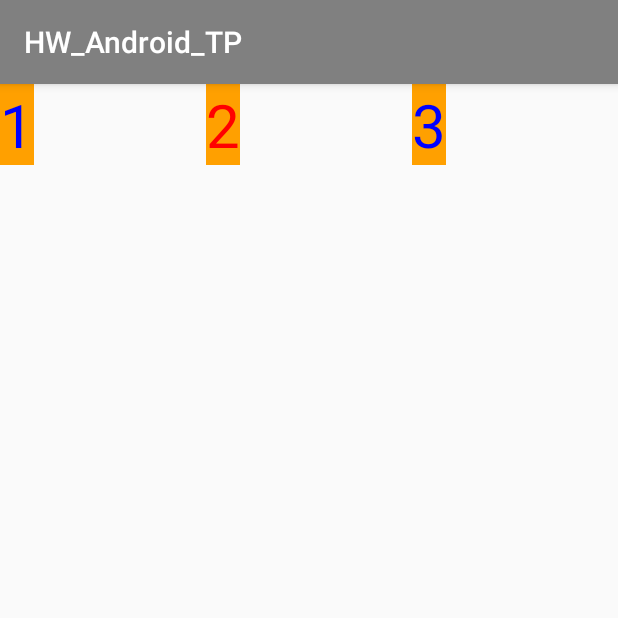
After one commit to bkatya2001/HW_Android_TP, an Android app: the fragment RVFragment placed in its activity, on a phone screen of 412 x 824 dp, the top half of it. The commit adds this screen. Run offline under Robolectric (Android 15) with nearby library versions, the phone set to English and light mode, and no system bars.

Commit message:
RecyclerView fragment but with java.lang.IllegalStateException

```diff
--- a/app/build.gradle
+++ b/app/build.gradle
@@ -27,6 +27,7 @@ dependencies {
     implementation 'androidx.appcompat:appcompat:1.2.0'
     implementation 'androidx.constraintlayout:constraintlayout:2.0.1'
     implementation 'androidx.recyclerview:recyclerview:1.1.0'
+    implementation 'androidx.legacy:legacy-support-v4:1.0.0'
     testImplementation 'junit:junit:4.12'
     androidTestImplementation 'androidx.test.ext:junit:1.1.2'
     androidTestImplementation 'androidx.test.espresso:espresso-core:3.3.0'
--- a/app/src/main/java/bolshakova/ekaterina/hw_android_tp/MainActivity.java
+++ b/app/src/main/java/bolshakova/ekaterina/hw_android_tp/MainActivity.java
@@ -1,21 +1,7 @@
 package bolshakova.ekaterina.hw_android_tp;
 
-import androidx.annotation.NonNull;
 import androidx.appcompat.app.AppCompatActivity;
-import androidx.recyclerview.widget.GridLayoutManager;
-import androidx.recyclerview.widget.LinearLayoutManager;
-import androidx.recyclerview.widget.RecyclerView;
-
-import android.content.res.Configuration;
 import android.os.Bundle;
-import android.provider.ContactsContract;
-import android.view.LayoutInflater;
-import android.view.View;
-import android.view.ViewGroup;
-import android.widget.ImageView;
-import android.widget.TextView;
-
-import java.util.List;
 
 public class MainActivity extends AppCompatActivity {
 
@@ -24,47 +10,10 @@ public class MainActivity extends AppCompatActivity {
         super.onCreate(savedInstanceState);
         setContentView(R.layout.activity_main);
 
-        List<DataSource.NumberModel> numbers = DataSource.getInstance().getData();
-        RecyclerView recyclerView = findViewById(R.id.recycler);
-        int columns = 3;
-        if (getResources().getConfiguration().orientation == Configuration.ORIENTATION_LANDSCAPE) columns = 4;
-        recyclerView.setLayoutManager(new GridLayoutManager(this, columns));
-        MyAdapter adapter = new MyAdapter(numbers);
-        recyclerView.setAdapter(adapter);
-    }
-
-    public class MyAdapter extends RecyclerView.Adapter<MyViewHolder> {
-        private List<DataSource.NumberModel> mData;
-
-        public MyAdapter(List<DataSource.NumberModel> data) {
-            mData = data;
-        }
-
-        @NonNull
-        @Override
-        public MyViewHolder onCreateViewHolder(@NonNull ViewGroup parent, int viewType) {
-            View view = LayoutInflater.from(parent.getContext()).inflate(R.layout.news_layout, parent, false);
-            return new MyViewHolder(view);
-        }
-
-        @Override
-        public void onBindViewHolder(@NonNull MyViewHolder holder, int position) {
-            DataSource.NumberModel model = mData.get(position);
-            holder.mNumber.setText(String.valueOf(model.getNumber()));
-            holder.mNumber.setTextColor(model.getColor());
-        }
-
-        @Override
-        public int getItemCount() {
-            return mData.size();
-        }
-    }
-
-    public static class MyViewHolder extends RecyclerView.ViewHolder {
-        public final TextView mNumber;
-        public MyViewHolder(@NonNull View itemView) {
-            super(itemView);
-            mNumber = itemView.findViewById(R.id.tv_number);
+        if(savedInstanceState == null) {
+            getFragmentManager().beginTransaction()
+                    .add(R.id.fr_container, new RVFragment())
+                    .addToBackStack(RVFragment.class.getSimpleName()).commit();
         }
     }
 }
--- /dev/null
+++ b/app/src/main/java/bolshakova/ekaterina/hw_android_tp/RVFragment.java
@@ -0,0 +1,77 @@
+package bolshakova.ekaterina.hw_android_tp;
+
+import android.content.res.Configuration;
+import android.os.Bundle;
+
+import androidx.annotation.NonNull;
+import android.app.Fragment;
+import androidx.recyclerview.widget.GridLayoutManager;
+import androidx.recyclerview.widget.RecyclerView;
+
+import android.view.LayoutInflater;
+import android.view.View;
+import android.view.ViewGroup;
+import android.widget.TextView;
+
+import java.util.List;
+
+public class RVFragment extends Fragment {
+
+    public RVFragment() {
+        // Required empty public constructor
+    }
+
+    @Override
+    public void onCreate(Bundle savedInstanceState) {
+        super.onCreate(savedInstanceState);
+    }
+
+    @Override
+    public View onCreateView(LayoutInflater inflater, ViewGroup container,
+                             Bundle savedInstanceState) {
+        View view =  inflater.inflate(R.layout.fragment_rv, container, false);
+        List<DataSource.NumberModel> numbers = DataSource.getInstance().getData();
+        RecyclerView recyclerView = view.findViewById(R.id.recycler);
+        int columns = 3;
+        if (getResources().getConfiguration().orientation == Configuration.ORIENTATION_LANDSCAPE) columns = 4;
+        recyclerView.setLayoutManager(new GridLayoutManager(view.getContext(), columns));
+        MyAdapter adapter = new MyAdapter(numbers);
+        recyclerView.setAdapter(adapter);
+        return view;
+    }
+
+    public class MyAdapter extends RecyclerView.Adapter<MyViewHolder> {
+        private List<DataSource.NumberModel> mData;
+
+        public MyAdapter(List<DataSource.NumberModel> data) {
+            mData = data;
+        }
+
+        @NonNull
+        @Override
+        public MyViewHolder onCreateViewHolder(@NonNull ViewGroup parent, int viewType) {
+            View view = LayoutInflater.from(parent.getContext()).inflate(R.layout.rv_layout, parent, false);
+            return new MyViewHolder(view);
+        }
+
+        @Override
+        public void onBindViewHolder(@NonNull MyViewHolder holder, int position) {
+            DataSource.NumberModel model = mData.get(position);
+            holder.mNumber.setText(String.valueOf(model.getNumber()));
+            holder.mNumber.setTextColor(model.getColor());
+        }
+
+        @Override
+        public int getItemCount() {
+            return mData.size();
+        }
+    }
+
+    public static class MyViewHolder extends RecyclerView.ViewHolder {
+        public final TextView mNumber;
+        public MyViewHolder(@NonNull View itemView) {
+            super(itemView);
+            mNumber = itemView.findViewById(R.id.info_text);
+        }
+    }
+}
--- a/app/src/main/res/layout/activity_main.xml
+++ b/app/src/main/res/layout/activity_main.xml
@@ -4,9 +4,10 @@
     android:layout_height="match_parent"
     android:id="@+id/container">
 
-    <androidx.recyclerview.widget.RecyclerView
-        android:id="@+id/recycler"
-        android:layout_width="match_parent"
-        android:layout_height="match_parent"/>
+    <FrameLayout
+    android:id="@+id/fr_container"
+    android:layout_width="match_parent"
+    android:layout_height="match_parent"
+    android:fitsSystemWindows="true"/>
 
 </FrameLayout>
--- a/app/src/main/res/layout/fragment_rw.xml
+++ b/app/src/main/res/layout/fragment_rv.xml
@@ -1,12 +1,13 @@
 <?xml version="1.0" encoding="utf-8"?>
-<LinearLayout
-    xmlns:android="http://schemas.android.com/apk/res/android"
+<FrameLayout xmlns:android="http://schemas.android.com/apk/res/android"
+    xmlns:tools="http://schemas.android.com/tools"
     android:layout_width="match_parent"
     android:layout_height="match_parent"
-    android:orientation="vertical">
+    tools:context=".RVFragment">
+
     <androidx.recyclerview.widget.RecyclerView
-        android:id="@+id/rv_grid"
-        android:scrollbars="vertical"
+        android:id="@+id/recycler"
         android:layout_width="match_parent"
         android:layout_height="match_parent"/>
-</LinearLayout>
+
+</FrameLayout>
--- a/app/src/main/res/layout/rv_layout.xml
+++ b/app/src/main/res/layout/rv_layout.xml
@@ -1,12 +1,14 @@
 <?xml version="1.0" encoding="utf-8"?>
-<LinearLayout xmlns:android="http://schemas.android.com/apk/res/android"
-    android:orientation="vertical"
+<RelativeLayout xmlns:android="http://schemas.android.com/apk/res/android"
     android:layout_width="match_parent"
     android:layout_height="match_parent">
+
     <TextView
         android:id="@+id/info_text"
-        android:layout_width="match_parent"
-        android:layout_height="match_parent"
-        android:gravity="center"
+        android:layout_width="wrap_content"
+        android:layout_height="wrap_content"
+        android:text="0"
+        android:textSize="40dp"
         android:background="@color/colorAccent"/>
-</LinearLayout>
+
+</RelativeLayout>
--- a/app/src/main/res/values/strings.xml
+++ b/app/src/main/res/values/strings.xml
@@ -1,3 +1,5 @@
 <resources>
     <string name="app_name">HW_Android_TP</string>
+    <!-- TODO: Remove or change this placeholder text -->
+    <string name="hello_blank_fragment">Hello blank fragment</string>
 </resources>
```
Also changed, not shown: app/src/main/res/layout/fragment_num.xml (deleted, +0 -7 lines), app/src/main/res/layout/news_layout.xml (deleted, +0 -18 lines).
